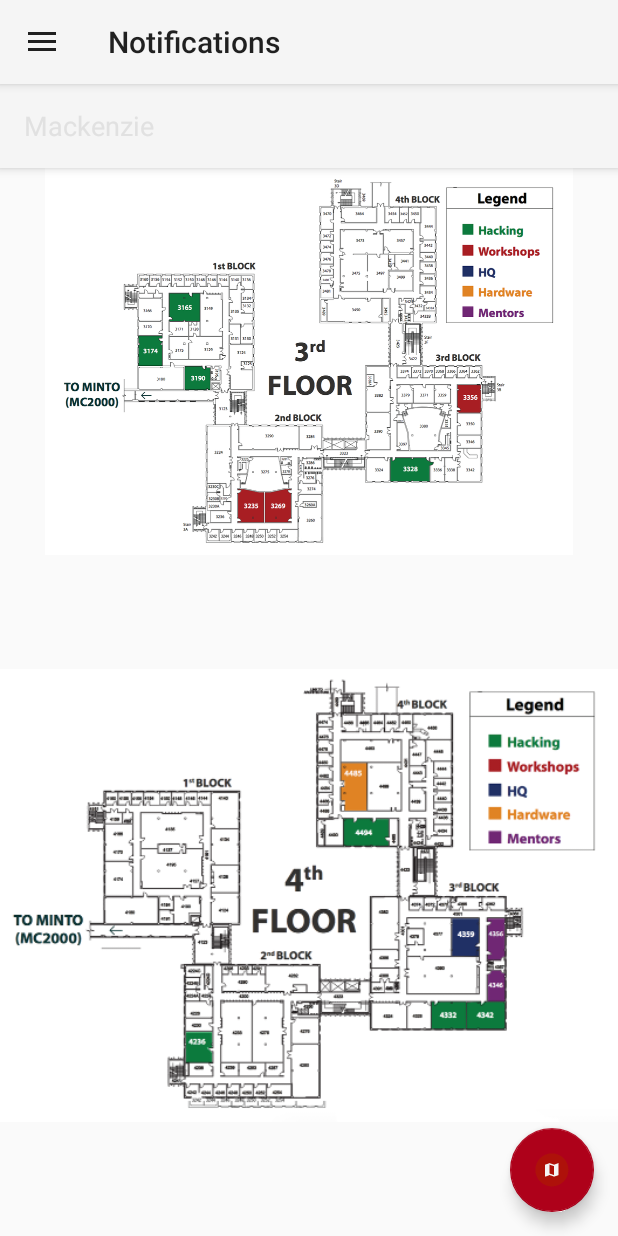
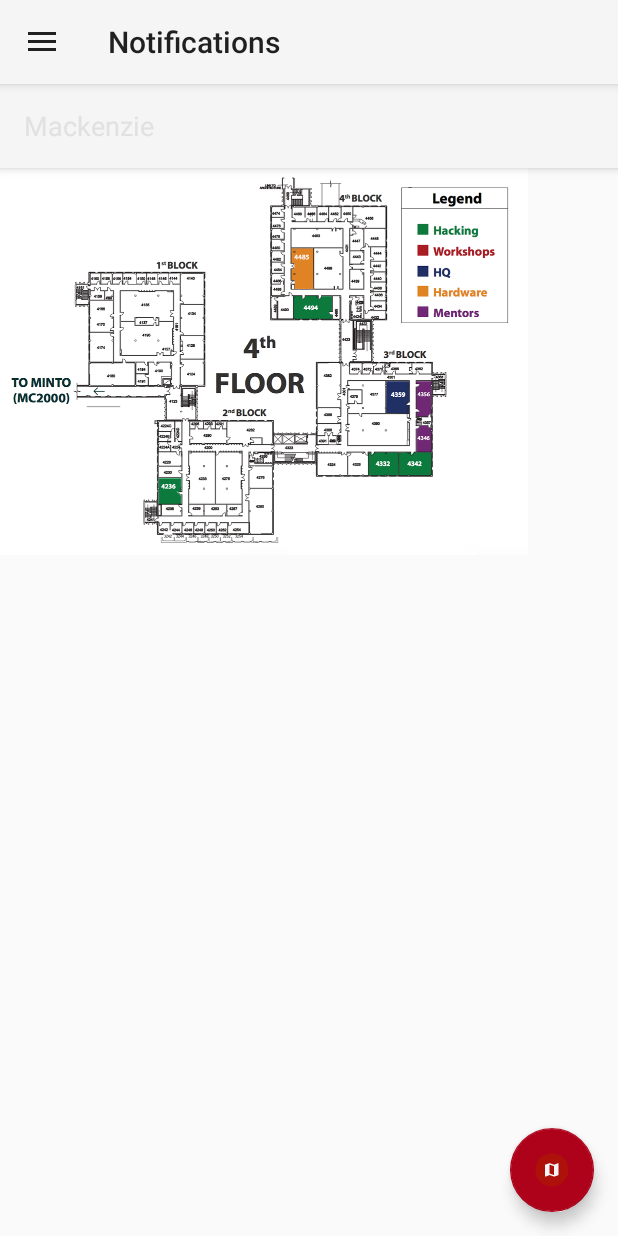
Before and after one commit to cuhacking/CUHackingApp, an Android app: the fragment MapFragment placed in its activity, after a tap on an icon or button, on a phone screen of 412 x 824 dp. Run offline under Robolectric (Android 15) with nearby library versions, the phone set to English and light mode, and no system bars; our stand-ins replace Volley; network calls fail; 1 statement that could not run was skipped; 1 other tap on this screen came first.

Commit message:
Made images are zoomable and draggable, placement not ideal

```diff
--- a/App/app/src/main/java/ca/carleton/three_thousand_chore/comp3004/fragments/MapFragment.java
+++ b/App/app/src/main/java/ca/carleton/three_thousand_chore/comp3004/fragments/MapFragment.java
@@ -2,12 +2,16 @@ package ca.carleton.three_thousand_chore.comp3004.fragments;
 
 import android.app.Fragment;
 import android.content.Context;
+import android.graphics.Matrix;
+import android.graphics.PointF;
 import android.os.Bundle;
 import android.support.annotation.Nullable;
 import android.support.design.widget.FloatingActionButton;
 import android.view.LayoutInflater;
+import android.view.MotionEvent;
 import android.view.View;
 import android.view.ViewGroup;
+import android.widget.FrameLayout;
 import android.widget.ImageView;
 import android.widget.TextView;
 
@@ -17,15 +21,32 @@ import ca.carleton.three_thousand_chore.comp3004.R;
  * Created by elisakazan on 2017-10-09.
  */
 
-public class MapFragment extends Fragment {
-    ImageView map;
-    ImageView map2;
+public class MapFragment extends Fragment implements View.OnTouchListener{
+    FrameLayout carletonMapLayout;
+    FrameLayout meMapLayout;
     FloatingActionButton fab;
     FloatingActionButton me;
     FloatingActionButton cu;
     TextView cuText;
     TextView meText;
     TextView toolbarText;
+    ImageView map;
+    ImageView map2;
+    ImageView map3;
+
+    Matrix matrix = new Matrix();
+    Matrix savedMatrix = new Matrix();
+
+    // 3 states for imageview
+    static final int NONE = 0;
+    static final int DRAG = 1;
+    static final int ZOOM = 2;
+    int mode = NONE;
+
+    // Remember some things for zooming
+    PointF start = new PointF();
+    PointF mid = new PointF();
+    float oldDist = 1f;
 
 
     @Override
@@ -40,12 +61,18 @@ public class MapFragment extends Fragment {
         fab = v.findViewById(R.id.fab);
         me = v.findViewById(R.id.fabMe);
         cu = v.findViewById(R.id.fabCU);
-        map = v.findViewById(R.id.map_image);
-        map2 = v.findViewById(R.id.map_image2);
         meText = v.findViewById(R.id.meText);
         cuText = v.findViewById(R.id.cuText);
         toolbarText = v.findViewById(R.id.toolbarText);
+        map = v.findViewById(R.id.mapImage);
+        map2 = v.findViewById(R.id.mapImage2);
+        map3 = v.findViewById(R.id.mapImage3);
+        carletonMapLayout = v.findViewById(R.id.carletonMapLayout);
+        meMapLayout = v.findViewById(R.id.meMapLayout);
 
+        map.setOnTouchListener(this);
+        map2.setOnTouchListener(this);
+        map3.setOnTouchListener(this);
 
         fab.setOnClickListener(new View.OnClickListener() {
             @Override
@@ -62,18 +89,17 @@ public class MapFragment extends Fragment {
                     cuText.setVisibility(View.INVISIBLE);
                     meText.setVisibility(View.INVISIBLE);
                 }
-
             }
         });
 
         cu.setOnClickListener(new View.OnClickListener() {
             @Override
             public void onClick(View view) {
-                map.setImageResource(R.mipmap.exterior_map);
                 toolbarText.setText("Carleton Campus");
                 cu.hide();
                 me.hide();
-                map2.setVisibility(View.INVISIBLE);
+                carletonMapLayout.setVisibility(View.VISIBLE);
+                meMapLayout.setVisibility(View.GONE);
                 cuText.setVisibility(View.INVISIBLE);
                 meText.setVisibility(View.INVISIBLE);
             }
@@ -83,9 +109,8 @@ public class MapFragment extends Fragment {
             @Override
             public void onClick(View view) {
                 toolbarText.setText("Mackenzie");
-                map.setImageResource(R.mipmap.me3);
-                map2.setImageResource(R.mipmap.me4);
-                map2.setVisibility(View.VISIBLE);
+                carletonMapLayout.setVisibility(View.GONE);
+                meMapLayout.setVisibility(View.VISIBLE);
                 cu.hide();
                 me.hide();
                 cuText.setVisibility(View.INVISIBLE);
@@ -96,6 +121,63 @@ public class MapFragment extends Fragment {
         return v;
     }
 
+
+    private float spacing(MotionEvent event) {
+        float x = event.getX(0) - event.getX(1);
+        float y = event.getY(0) - event.getY(1);
+        return (float)Math.sqrt(x * x + y * y);
+    }
+
+    private void midPoint(PointF point, MotionEvent event) {
+        float x = event.getX(0) + event.getX(1);
+        float y = event.getY(0) + event.getY(1);
+        point.set(x / 2, y / 2);
+    }
+
+    @Override
+    public boolean onTouch(View v, MotionEvent event) {
+        ImageView view = (ImageView) v;
+
+        switch (event.getAction() & MotionEvent.ACTION_MASK) {
+            case MotionEvent.ACTION_DOWN:
+                savedMatrix.set(matrix);
+                start.set(event.getX(), event.getY());
+                mode = DRAG;
+                break;
+            case MotionEvent.ACTION_POINTER_DOWN:
+                oldDist = spacing(event);
+                if (oldDist > 10f) {
+                    savedMatrix.set(matrix);
+                    midPoint(mid, event);
+                    mode = ZOOM;
+                }
+                break;
+            case MotionEvent.ACTION_UP:
+            case MotionEvent.ACTION_POINTER_UP:
+                mode = NONE;
+                break;
+            case MotionEvent.ACTION_MOVE:
+                if (mode == DRAG) {
+                    matrix.set(savedMatrix);
+                    matrix.postTranslate(event.getX() - start.x,
+                            event.getY() - start.y);
+                }
+                else if (mode == ZOOM) {
+                    float newDist = spacing(event);
+                    if (newDist > 10f) {
+                        matrix.set(savedMatrix);
+                        float scale = newDist / oldDist;
+                        matrix.postScale(scale, scale, mid.x, mid.y);
+                    }
+                }
+                break;
+        }
+
+        view.setImageMatrix(matrix);
+        return true; // indicate event was handled
+    }
+
+
     @Override
     public void onAttach(Context context) {
         super.onAttach(context);
--- a/App/app/src/main/res/layout/content_map.xml
+++ b/App/app/src/main/res/layout/content_map.xml
@@ -9,17 +9,45 @@
     tools:context="ca.carleton.three_thousand_chore.comp3004.MainActivity"
     tools:showIn="@layout/activity_map"
     android:id="@+id/mapLinearLayout">
-    <ImageView
-        android:id="@+id/map_image"
-        android:scaleType="fitCenter"
+
+    <FrameLayout
+        android:id="@+id/carletonMapLayout"
         android:layout_width="match_parent"
-        android:layout_height="wrap_content"
-        android:contentDescription="@string/map_of_carleton"
-        android:src="@mipmap/exterior_map" />
-    <ImageView
-        android:id="@+id/map_image2"
+        android:layout_height="match_parent">
+
+        <ImageView
+            android:id="@+id/mapImage"
+            android:layout_width="match_parent"
+            android:layout_height="match_parent"
+            android:layout_gravity="center"
+            android:contentDescription="@string/map_of_carleton"
+            android:scaleType="matrix"
+            android:src="@mipmap/exterior_map" />
+
+    </FrameLayout>
+
+    <FrameLayout
+        android:id="@+id/meMapLayout"
         android:layout_width="match_parent"
         android:layout_height="match_parent"
-        android:visibility="invisible"
-        android:src="@mipmap/me4" />
+        android:visibility="invisible">
+
+        <ImageView
+            android:id="@+id/mapImage2"
+            android:layout_width="match_parent"
+            android:layout_height="match_parent"
+            android:layout_gravity="top"
+            android:contentDescription="@string/map_of_carleton"
+            android:scaleType="matrix"
+            android:src="@mipmap/me3" />
+
+        <ImageView
+            android:id="@+id/mapImage3"
+            android:layout_width="match_parent"
+            android:layout_height="match_parent"
+            android:layout_gravity="bottom"
+            android:scaleType="matrix"
+            android:src="@mipmap/me4" />
+
+    </FrameLayout>
 </LinearLayout>
```
